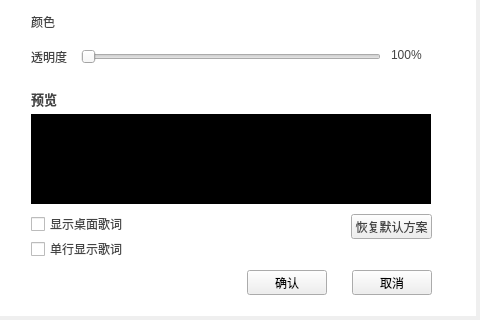
Above: TTKModule/TTKWidget/musicUiKits/musicWidgetKits/musicsettingwidget.ui from Greedysky/TTKMusicPlayer before the change; both pictures show x 138 to 618 and y 150 to 470 of the 618 by 470 pixel window. Below: the same form after it.
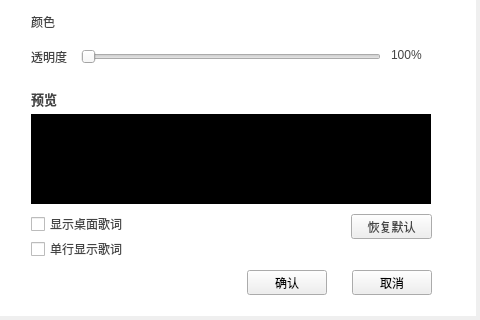
That is the form after the change. The open tabs and pages were chosen to show the change. Icons and pictures are not drawn. Custom widgets are drawn as their Qt base class.

What changed in the file:
```diff
--- a/TTKModule/TTKWidget/musicUiKits/musicWidgetKits/musicsettingwidget.ui
+++ b/TTKModule/TTKWidget/musicUiKits/musicWidgetKits/musicsettingwidget.ui
@@ -1691,7 +1691,7 @@
       </rect>
      </property>
      <property name="text">
-      <string>恢复默认方案</string>
+      <string>恢复默认</string>
      </property>
     </widget>
     <widget class="QLabel" name="DfontTransLabel">
```
Left out of the diff: 2 changed lines with no effect on the pictures.
